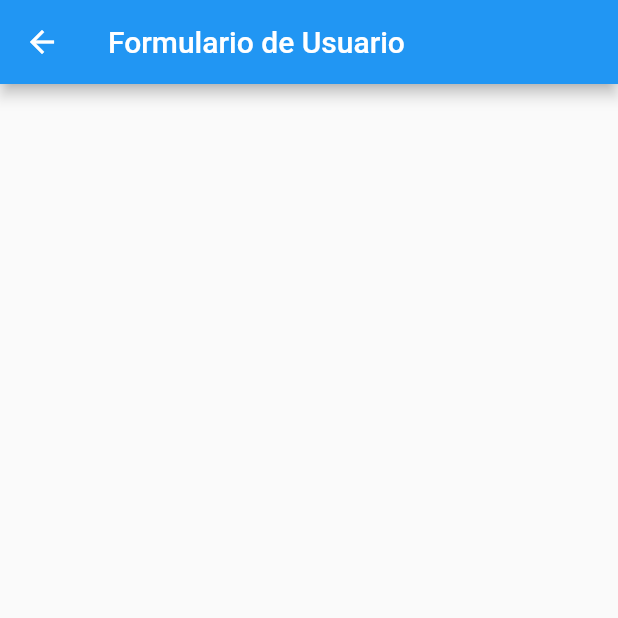
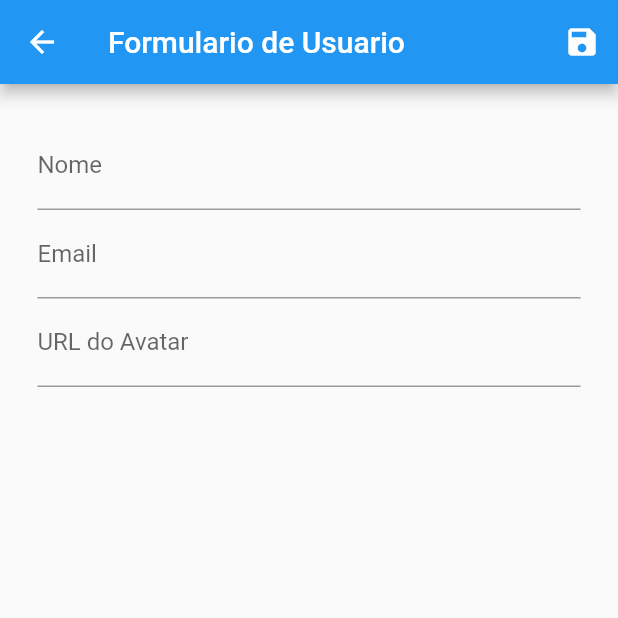
Before and after one commit to GuiParpineli/leaningFlutter, a Flutter app: the UserForm screen opened by its route, on a phone screen of 412 x 824 dp, the top half of it. Run offline on Flutter 3.47's test engine with Material 2 defaults, Android fonts, the phone set to English and light mode, and no system bars; network calls fail.

Commit message:
add put comand

```diff
--- a/lib/views/UserForm.dart
+++ b/lib/views/UserForm.dart
@@ -1,12 +1,64 @@
 import 'package:flutter/cupertino.dart';
 import 'package:flutter/material.dart';
+import 'package:flutterappteste/models/user.dart';
+import 'package:provider/provider.dart';
+
+import '../provider/users.dart';
 
 class UserForm extends StatelessWidget {
+  final _form = GlobalKey<FormState>();
+  final Map<String, String> _formData = {};
+
   @override
   Widget build(BuildContext context) {
     return Scaffold(
       appBar: AppBar(
         title: Text('Formulario de Usuario'),
+        actions: [
+          IconButton(
+            onPressed: () {
+              final isValid = _form.currentState!.validate();
+              if (isValid) {
+                _form.currentState!.save();
+                Provider.of<Users>(context, listen: false).put(
+                  User(
+                    id: _formData['id'].toString(),
+                    name: _formData['name'].toString(),
+                    email: _formData['email'].toString(),
+                    avatarUrl: _formData['avatarUrl'].toString(),
+                  ),
+                );
+                Navigator.of(context).pop();
+              }
+            },
+            icon: Icon(Icons.save),
+          ),
+        ],
+      ),
+      body: Padding(
+        padding: EdgeInsets.all(25),
+        child: Form(
+          key: _form,
+          child: Column(
+            children: [
+              TextFormField(
+                decoration: InputDecoration(labelText: 'Nome'),
+                validator: (value) {
+                  if (value!.length < 3) return 'Error';
+                },
+                onSaved: (value) => _formData['name'] = value!,
+              ),
+              TextFormField(
+                decoration: InputDecoration(labelText: 'Email'),
+                onSaved: (value) => _formData['email'] = value!,
+              ),
+              TextFormField(
+                decoration: InputDecoration(labelText: 'URL do Avatar'),
+                onSaved: (value) => _formData['avatarUrl'] = value!,
+              ),
+            ],
+          ),
+        ),
       ),
     );
   }
```
